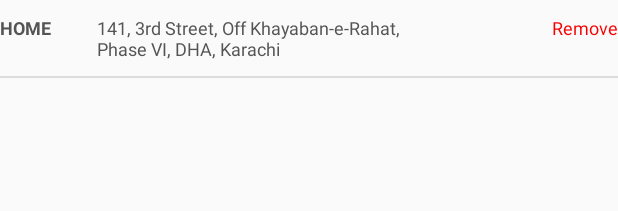
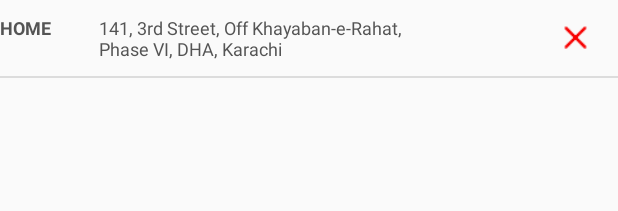
Before and after one commit to asadkhan/StoreXpressWL, an Android app: the layout item_address_profile.xml on its own in the app's theme, with its tools: preview values and no code run, on a phone screen of 412 x 824 dp. Shown: the top 211 px of the screen. Run offline under Robolectric (Android 15) with nearby library versions, the phone set to English and light mode, and no system bars.

Commit message:
UI Changes

```diff
--- a/app/src/main/res/layout/cate_list.xml
+++ b/app/src/main/res/layout/cate_list.xml
@@ -25,7 +25,7 @@
             android:gravity="center"
             android:lines="2"
             android:text="Cat Food Dog Food"
-            android:textSize="8sp"
+            android:textSize="12sp"
             android:textStyle="bold" />
     </LinearLayout>
 </LinearLayout>
--- a/app/src/main/res/layout/content_main.xml
+++ b/app/src/main/res/layout/content_main.xml
@@ -47,10 +47,10 @@
         android:layout_width="match_parent"
         android:layout_height="wrap_content"
         android:background="@color/grey_bg"
-        android:paddingBottom="10dp"
+        android:paddingBottom="5dp"
         android:paddingEnd="5dp"
         android:paddingStart="5dp"
-        android:paddingTop="10dp" />
+        android:paddingTop="5dp" />
 
     <android.support.v7.widget.RecyclerView
         android:id="@+id/recycler_view_fProducts"
--- a/app/src/main/res/layout/item_address_profile.xml
+++ b/app/src/main/res/layout/item_address_profile.xml
@@ -41,16 +41,21 @@
             android:textSize="12sp"
             android:textStyle="normal" />
 
-        <TextView
-            android:id="@+id/txt_address_remove"
+        <LinearLayout
             android:layout_width="0dp"
-            android:layout_height="wrap_content"
-            android:layout_marginStart="10dp"
-            android:layout_weight="0.15"
-            android:gravity="right|end"
-            android:text="Remove"
-            android:textColor="@color/colorPrimary"
-            android:textSize="12sp" />
+            android:layout_height="match_parent"
+            android:layout_weight="0.1"
+            android:gravity="end"
+            android:orientation="horizontal">
+
+            <TextView
+                android:id="@+id/txt_address_remove"
+                android:layout_width="15dp"
+                android:layout_height="15dp"
+                android:layout_gravity="right|center_vertical|center_horizontal|center|end"
+                android:background="@mipmap/list_delete"
+                android:backgroundTint="@color/colorPrimary" />
+        </LinearLayout>
 
     </LinearLayout>
 
--- a/app/src/main/res/menu/activity_main_drawer.xml
+++ b/app/src/main/res/menu/activity_main_drawer.xml
@@ -5,7 +5,7 @@
             android:title="My Store" />
         <item android:id="@+id/menu_profile" android:icon="@mipmap/profile"
             android:title="Profile" />
-        <item android:id="@+id/menu_shopping" android:icon="@mipmap/profile"
+        <item android:id="@+id/menu_shopping" android:icon="@mipmap/shop_list"
             android:title="Shopping List" />
 
 
```
Also changed, not shown: app/src/main/res/layout/item_adress.xml (+12 -6 lines).
